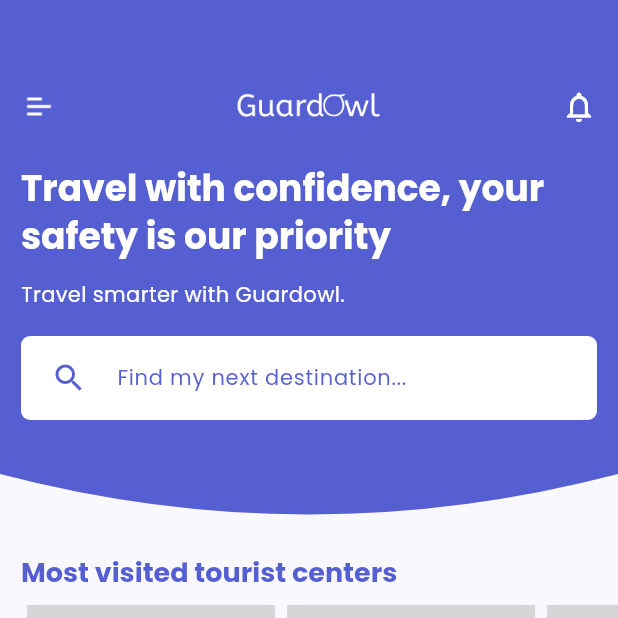
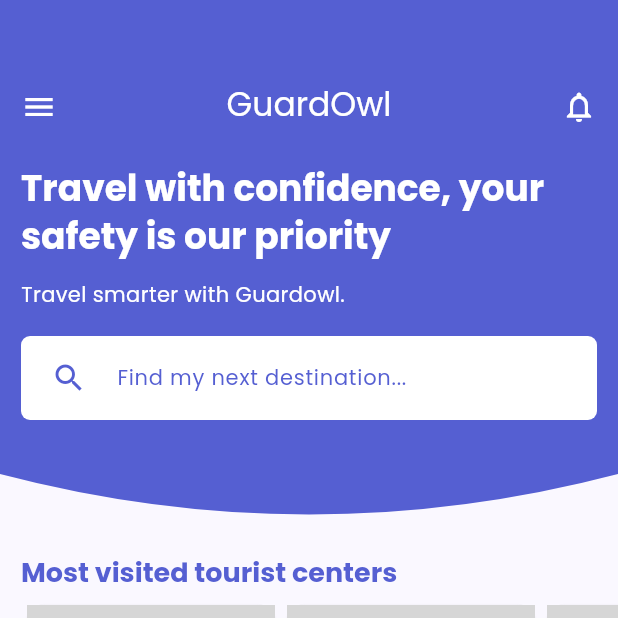
Before and after one commit to SamaritanoDev/guardowl, a Flutter app: the screen it shows after launch, on a phone screen of 412 x 824 dp, the top half of it. Run offline on Flutter 3.47's test engine with Material 3 defaults, Android fonts, the phone set to English and light mode, and no system bars; our stand-ins replace google_fonts; network calls fail; grey boxes are pictures that could not be loaded.

Commit message:
style: my theme actualizado

```diff
--- a/lib/config/theme/my_text_theme.dart
+++ b/lib/config/theme/my_text_theme.dart
@@ -14,10 +14,10 @@ TextTheme createTextTheme(
   TextTheme textTheme = displayTextTheme.copyWith(
     //size: 24, Regular, color: morado
     headlineSmall:
-        bodyTextTheme.headlineSmall?.copyWith(color: color.primary),
+        bodyTextTheme.headlineSmall,
     //size: 22, medium
     titleLarge:
-        displayTextTheme.titleLarge?.copyWith(color: color.primary),
+        displayTextTheme.titleLarge,
     //size: 16, regular
     bodyLarge: bodyTextTheme.bodyLarge,
     //size: 14, regular para textos
--- a/lib/features/home/widgets/my_background.dart
+++ b/lib/features/home/widgets/my_background.dart
@@ -1,5 +1,4 @@
 import 'package:flutter/material.dart';
-import 'package:guardowl/config/theme/my_theme.dart';
 
 class MyBackground extends StatelessWidget {
   final Widget child;
@@ -16,7 +15,7 @@ class MyBackground extends StatelessWidget {
       width: width,
       height: 270,
       child: CustomPaint(
-        painter: _CurvePainter(),
+        painter: _CurvePainter(context),
         child: child,
       ),
     );
@@ -24,11 +23,17 @@ class MyBackground extends StatelessWidget {
 }
 
 class _CurvePainter extends CustomPainter {
+  final BuildContext context;
+
+  _CurvePainter(this.context);
+
   @override
   void paint(Canvas canvas, Size size) {
+    final color = Theme.of(context).colorScheme;
+
     final paint = Paint()
       ..strokeWidth = 10
-      ..color = MaterialTheme.lightScheme().primary
+      ..color = color.primary
       ..style = PaintingStyle.fill;
 
     final path = Path()
--- a/lib/features/home/widgets/my_card_image.dart
+++ b/lib/features/home/widgets/my_card_image.dart
@@ -14,7 +14,7 @@ class MyCardImage extends StatelessWidget {
   @override
   Widget build(BuildContext context) {
     final textTheme = Theme.of(context).textTheme;
-     final color = Theme.of(context).colorScheme;
+    final color = Theme.of(context).colorScheme;
     return Card(
       clipBehavior: Clip.hardEdge,
       child: Center(
@@ -53,13 +53,13 @@ class MyCardImage extends StatelessWidget {
                         titleCategory,
                         style: textTheme.titleLarge?.copyWith(
                           fontSize: 18,
-                          color: color.onPrimary,
+                          color: color.primaryContainer,
                         ),
                       ),
                       Text(
                         countVisit,
                         style: textTheme.bodySmall?.copyWith(
-                          color: color.onPrimary,
+                          color: color.primaryContainer,
                         ),
                       ),
                     ],
--- /dev/null
+++ b/lib/features/share/custom_button_icon.dart
@@ -0,0 +1,24 @@
+import 'package:flutter/material.dart';
+import 'package:guardowl/constants/constants.dart';
+
+class CustomButtonIcon extends StatelessWidget {
+  final IconData icon;
+  const CustomButtonIcon({
+    super.key,
+    required this.icon,
+  });
+
+  @override
+  Widget build(BuildContext context) {
+    final color = Theme.of(context).colorScheme;
+
+    return GestureDetector(
+      onTap: () {},
+      child: Icon(
+        icon,
+        size: sizeIconsAppBar,
+        color: color.onPrimary,
+      ),
+    );
+  }
+}
--- a/lib/features/share/custom_navigation_bar.dart
+++ b/lib/features/share/custom_navigation_bar.dart
@@ -2,7 +2,6 @@ import 'package:flutter/material.dart';
 import 'package:guardowl/features/discovery/discovery_view.dart';
 import 'package:guardowl/features/home/home_view.dart';
 import 'package:guardowl/features/share/share.dart';
-import '../../constants/enviroments_globals.dart';
 
 enum _Pages { home, discovery }
 
--- a/lib/features/share/my_app_bar.dart
+++ b/lib/features/share/my_app_bar.dart
@@ -1,6 +1,7 @@
 import 'package:flutter/material.dart';
 import 'package:guardowl/constants/enviroments_assets.dart';
 import 'package:guardowl/constants/enviroments_search_view.dart';
+import 'package:guardowl/features/share/custom_button_icon.dart';
 
 class MyAppBar extends StatelessWidget {
   const MyAppBar({super.key});
@@ -8,6 +9,9 @@ class MyAppBar extends StatelessWidget {
   @override
   Widget build(BuildContext context) {
     final color = Theme.of(context).colorScheme;
+    final textTheme = Theme.of(context).textTheme;
+    final titleAppBarStyle =
+        textTheme.titleLarge?.copyWith(color: color.onPrimary);
 
     return Container(
       padding: const EdgeInsets.only(
@@ -17,52 +21,22 @@ class MyAppBar extends StatelessWidget {
       ),
       height: sizeHeightAppBar,
       color: color.primary,
-      child: const Row(
+      child: Row(
         crossAxisAlignment: CrossAxisAlignment.end,
         children: [
           //icon menu
-          _Menubutton(),
-          Spacer(),
+          const CustomButtonIcon(
+            icon: Icons.menu,
+          ),
+          const Spacer(),
           //title app bar
-          _TitleAppBar(),
-          Spacer(),
+          Text('GuardOwl', style: titleAppBarStyle),
+          const Spacer(),
           // icon notification
-          _NotificationButton(),
+          const CustomButtonIcon(
+            icon: Icons.notifications_none_outlined,
+          ),
         ],
-      ),
-    );
-  }
-}
-
-class _Menubutton extends StatelessWidget {
-  const _Menubutton();
-
-  @override
-  Widget build(BuildContext context) {
-    return GestureDetector(
-      onTap: () {},
-      child: Image.asset(
-        menuIconPng,
-        width: sizeIconsAppBar,
-        height: sizeIconsAppBar,
-      ),
-    );
-  }
-}
-
-class _NotificationButton extends StatelessWidget {
-  const _NotificationButton();
-
-  @override
-  Widget build(BuildContext context) {
-    final color = Theme.of(context).colorScheme;
-
-    return GestureDetector(
-      onTap: () {},
-      child: Icon(
-        Icons.notifications_none_outlined,
-        size: sizeIconsAppBar,
-        color: color.onPrimary,
       ),
     );
   }
```
Also changed, not shown: lib/config/theme/my_theme.dart (+0 -55 lines).
